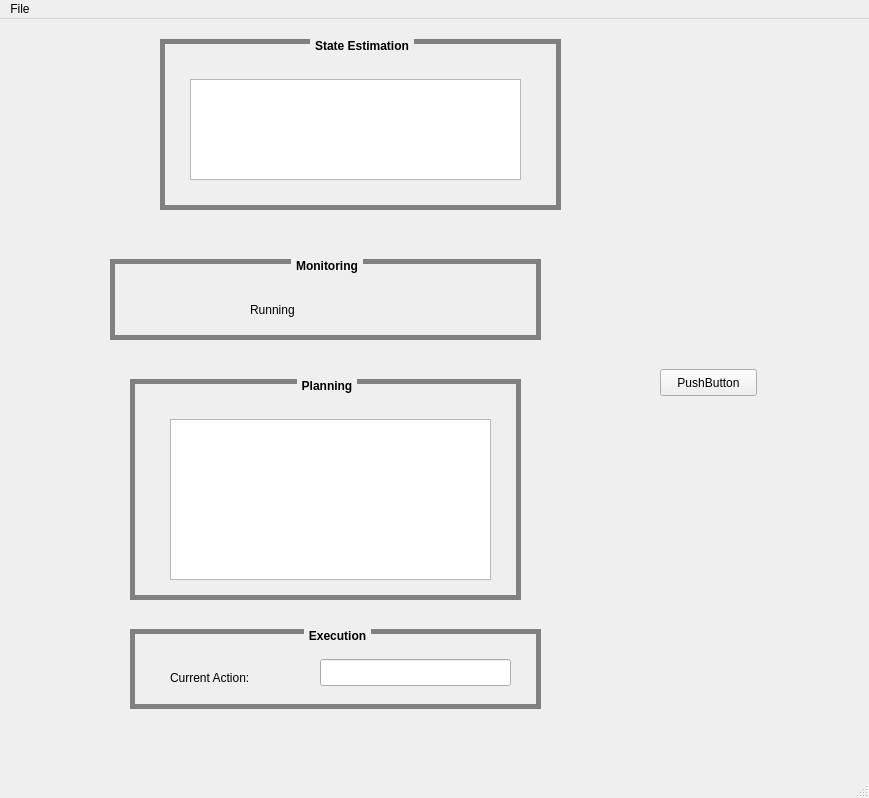
Above: continual_planning_monitor/src/ContinualPlanningMonitorWindow.ui from dornhege/tfd_modules before the change. Below: the same form after it.
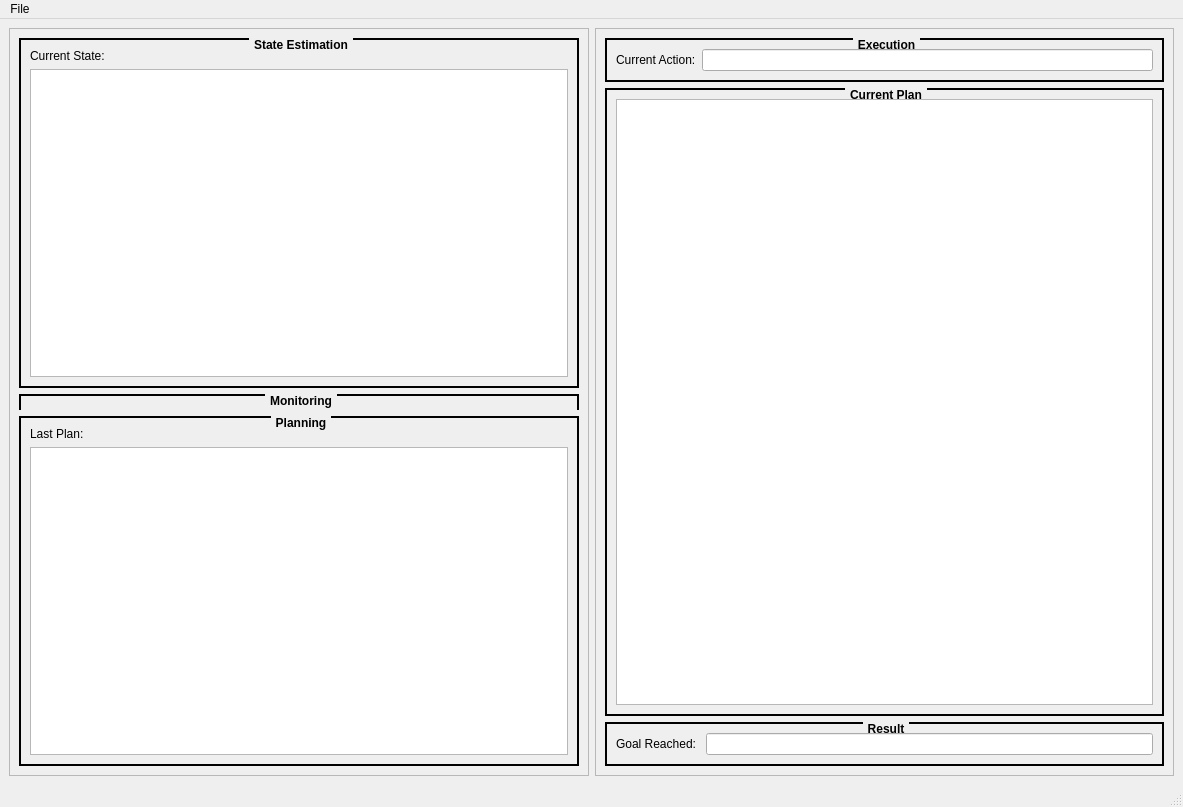
That is the form after the change.

Commit message: add continual_planning_monitor to allow easy debugging during runtime

Diff of the .ui file:
```diff
--- a/continual_planning_monitor/src/ContinualPlanningMonitorWindow.ui
+++ b/continual_planning_monitor/src/ContinualPlanningMonitorWindow.ui
@@ -6,8 +6,8 @@
    <rect>
     <x>0</x>
     <y>0</y>
-    <width>869</width>
-    <height>798</height>
+    <width>1183</width>
+    <height>807</height>
    </rect>
   </property>
   <property name="windowTitle">
@@ -15,7 +15,7 @@
   </property>
   <property name="styleSheet">
    <string notr="true">QGroupBox {
-     border: 5px solid gray;
+     border: 2px solid black;
      border-radius: 0px;
      margin-top: 1ex; /* leave space at the top for the title */
 	 font-weight: bold;
@@ -28,35 +28,82 @@
 }
 
 QGroupBox[status=&quot;inactive&quot;] {
+    border-width: 5px;
 	border-color: gray;
 }
 
 QGroupBox[status=&quot;active&quot;] {
+    border-width: 5px;
 	border-color: blue;
 }
 
 QGroupBox[status=&quot;failed&quot;] {
+    border-width: 5px;
 	border-color: red;
 }
 
 QGroupBox#monitoringGrp[status=&quot;failed&quot;] {
+    border-width: 5px;
 	border-color: orange;
 }
+QGroupBox#monitoringGrp {
+	border-bottom: 0px;
+}
 
 QGroupBox[status=&quot;succeeded&quot;] {
+    border-width: 5px;
 	border-color: green;
 }</string>
   </property>
   <widget class="QWidget" name="centralwidget">
+   <layout class="QHBoxLayout" name="horizontalLayout_3">
+    <item>
+     <widget class="QFrame" name="frame">
+      <property name="frameShape">
+       <enum>QFrame::StyledPanel</enum>
+      </property>
+      <property name="frameShadow">
+       <enum>QFrame::Raised</enum>
+      </property>
+      <layout class="QVBoxLayout" name="verticalLayout_4">
+       <item>
+        <widget class="QGroupBox" name="stateEstimationGrp">
+         <property name="title">
+          <string>State Estimation</string>
+         </property>
+         <layout class="QVBoxLayout" name="verticalLayout_3">
+          <item>
+           <widget class="QLabel" name="label_4">
+            <property name="text">
+             <string>Current State:</string>
+            </property>
+           </widget>
+          </item>
+          <item>
+           <widget class="QTextEdit" name="stateTxt">
+            <property name="documentTitle">
+             <string/>
+            </property>
+            <property name="readOnly">
+             <bool>true</bool>
+            </property>
+            <property name="html">
+             <string>&lt;!DOCTYPE HTML PUBLIC &quot;-//W3C//DTD HTML 4.0//EN&quot; &quot;http://www.w3.org/TR/REC-html40/strict.dtd&quot;&gt;
+&lt;html&gt;&lt;head&gt;&lt;meta name=&quot;qrichtext&quot; content=&quot;1&quot; /&gt;&lt;style type=&quot;text/css&quot;&gt;
+p, li { white-space: pre-wrap; }
+&lt;/style&gt;&lt;/head&gt;&lt;body style=&quot; font-family:'Ubuntu'; font-size:11pt; font-weight:400; font-style:normal;&quot;&gt;
+&lt;p style=&quot;-qt-paragraph-type:empty; margin-top:0px; margin-bottom:0px; margin-left:0px; margin-right:0px; -qt-block-indent:0; text-indent:0px;&quot;&gt;&lt;/p&gt;&lt;/body&gt;&lt;/html&gt;</string>
+            </property>
+            <property name="acceptRichText">
+             <bool>false</bool>
+            </property>
+           </widget>
+          </item>
+         </layout>
+        </widget>
+       </item>
+       <item>
    <widget class="QGroupBox" name="monitoringGrp">
-    <property name="geometry">
-     <rect>
-      <x>110</x>
-      <y>240</y>
-      <width>431</width>
-      <height>81</height>
-     </rect>
-    </property>
     <property name="styleSheet">
      <string notr="true"/>
     </property>
@@ -69,131 +116,116 @@
     <property name="checkable">
      <bool>false</bool>
     </property>
+        </widget>
+       </item>
+       <item>
+        <widget class="QGroupBox" name="planningGrp">
+         <property name="title">
+          <string>Planning</string>
+         </property>
+         <layout class="QVBoxLayout" name="verticalLayout_2">
+          <item>
     <widget class="QLabel" name="label">
-     <property name="geometry">
-      <rect>
-       <x>140</x>
-       <y>30</y>
-       <width>91</width>
-       <height>41</height>
-      </rect>
-     </property>
-     <property name="autoFillBackground">
-      <bool>false</bool>
-     </property>
      <property name="text">
-      <string>Running</string>
-     </property>
-    </widget>
-   </widget>
+             <string>Last Plan:</string>
+            </property>
+           </widget>
+          </item>
+          <item>
+           <widget class="QTextEdit" name="lastPlanTxt">
+            <property name="readOnly">
+             <bool>true</bool>
+            </property>
+           </widget>
+          </item>
+         </layout>
+        </widget>
+       </item>
+      </layout>
+     </widget>
+    </item>
+    <item>
+     <widget class="QFrame" name="frame_2">
+      <property name="frameShape">
+       <enum>QFrame::StyledPanel</enum>
+      </property>
+      <property name="frameShadow">
+       <enum>QFrame::Raised</enum>
+      </property>
+      <layout class="QVBoxLayout" name="verticalLayout_5">
+       <item>
    <widget class="QGroupBox" name="executionGrp">
-    <property name="geometry">
-     <rect>
-      <x>130</x>
-      <y>610</y>
-      <width>411</width>
-      <height>80</height>
-     </rect>
-    </property>
     <property name="title">
      <string>Execution</string>
     </property>
+         <layout class="QHBoxLayout" name="horizontalLayout">
+          <item>
     <widget class="QLabel" name="label_2">
-     <property name="geometry">
-      <rect>
-       <x>40</x>
-       <y>40</y>
-       <width>111</width>
-       <height>17</height>
-      </rect>
-     </property>
      <property name="text">
       <string>Current Action:</string>
      </property>
     </widget>
-    <widget class="QLineEdit" name="lineEdit">
-     <property name="geometry">
-      <rect>
-       <x>190</x>
-       <y>30</y>
-       <width>191</width>
-       <height>27</height>
-      </rect>
-     </property>
-    </widget>
-   </widget>
-   <widget class="QPushButton" name="pushButton">
-    <property name="geometry">
-     <rect>
-      <x>660</x>
-      <y>350</y>
-      <width>97</width>
-      <height>27</height>
-     </rect>
-    </property>
+          </item>
+          <item>
+           <widget class="QLineEdit" name="currentActionTxt">
+            <property name="readOnly">
+             <bool>true</bool>
+            </property>
+           </widget>
+          </item>
+         </layout>
+        </widget>
+       </item>
+       <item>
+        <widget class="QGroupBox" name="groupBox">
+         <property name="title">
+          <string>Current Plan</string>
+         </property>
+         <layout class="QVBoxLayout" name="verticalLayout">
+          <item>
+           <widget class="QTextEdit" name="currentPlanTxt">
+            <property name="readOnly">
+             <bool>true</bool>
+            </property>
+           </widget>
+          </item>
+         </layout>
+        </widget>
+       </item>
+       <item>
+        <widget class="QGroupBox" name="resultGrp">
+         <property name="title">
+          <string>Result</string>
+         </property>
+         <layout class="QHBoxLayout" name="horizontalLayout_2">
+          <item>
+           <widget class="QLabel" name="label_3">
     <property name="text">
-     <string>PushButton</string>
-    </property>
-   </widget>
-   <widget class="QGroupBox" name="planningGrp">
-    <property name="geometry">
-     <rect>
-      <x>130</x>
-      <y>360</y>
-      <width>391</width>
-      <height>221</height>
-     </rect>
-    </property>
-    <property name="title">
-     <string>Planning</string>
-    </property>
-    <widget class="QTextEdit" name="textEdit_2">
-     <property name="geometry">
-      <rect>
-       <x>40</x>
-       <y>40</y>
-       <width>321</width>
-       <height>161</height>
-      </rect>
-     </property>
+             <string>Goal Reached: </string>
+            </property>
+           </widget>
+          </item>
+          <item>
+           <widget class="QLineEdit" name="goalReachedTxt">
      <property name="readOnly">
       <bool>true</bool>
      </property>
     </widget>
-   </widget>
-   <widget class="QGroupBox" name="stateEstimationGrp">
-    <property name="geometry">
-     <rect>
-      <x>160</x>
-      <y>20</y>
-      <width>401</width>
-      <height>171</height>
-     </rect>
-    </property>
-    <property name="title">
-     <string>State Estimation</string>
-    </property>
-    <widget class="QTextEdit" name="textEdit">
-     <property name="geometry">
-      <rect>
-       <x>30</x>
-       <y>40</y>
-       <width>331</width>
-       <height>101</height>
-      </rect>
-     </property>
-     <property name="readOnly">
-      <bool>true</bool>
-     </property>
-    </widget>
-   </widget>
+          </item>
+         </layout>
+        </widget>
+       </item>
+      </layout>
+     </widget>
+    </item>
+   </layout>
   </widget>
   <widget class="QMenuBar" name="menubar">
    <property name="geometry">
     <rect>
      <x>0</x>
      <y>0</y>
-     <width>869</width>
+     <width>1183</width>
      <height>25</height>
     </rect>
    </property>
```
Lines whose indentation alone changed are shown as unchanged. The commit also changes 13 other files.
